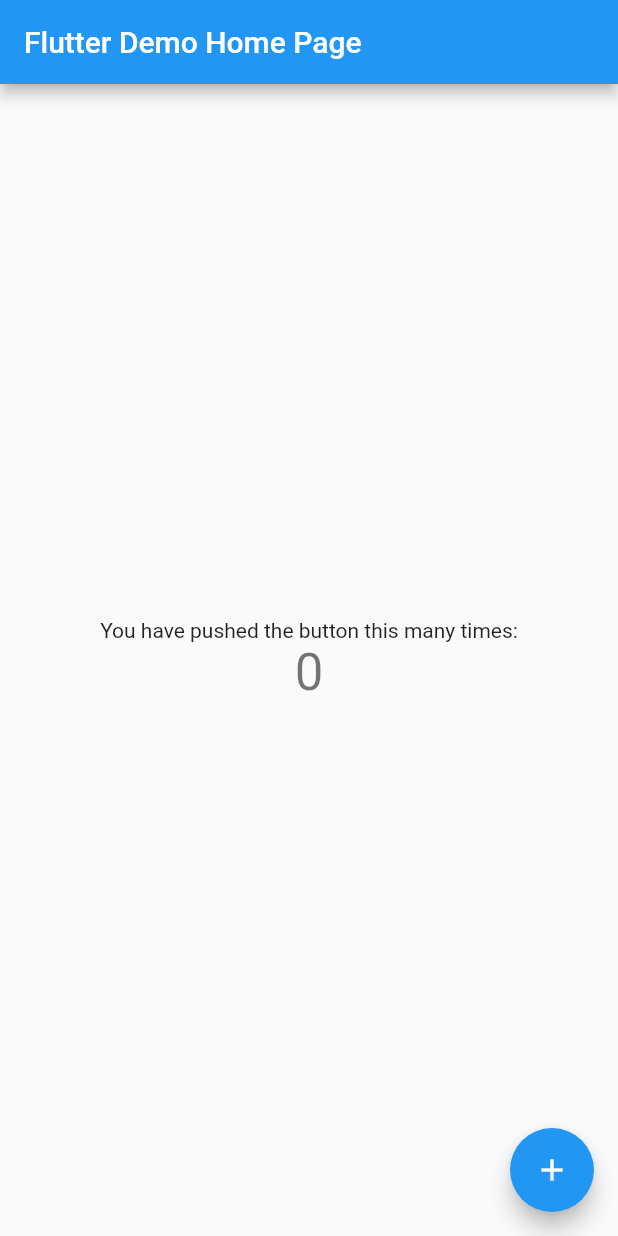
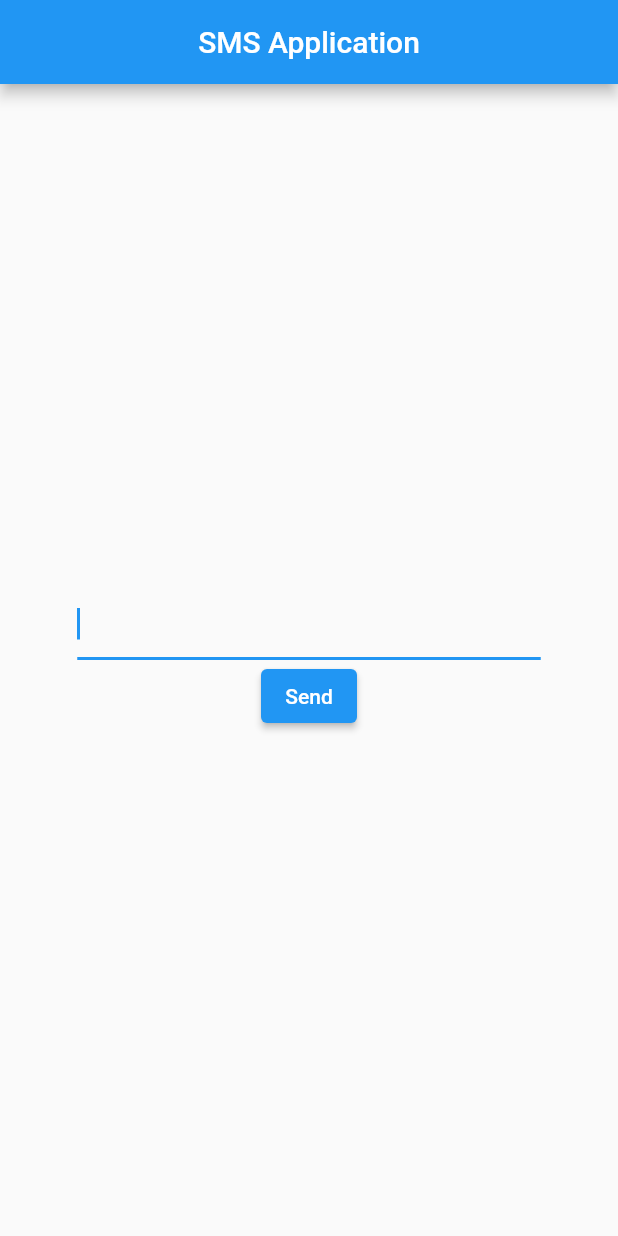
Before and after one commit to 0845054/sms_app, a Flutter app: the screen it shows after launch, on a phone screen of 412 x 824 dp. Run offline on Flutter 3.47's test engine with Material 2 defaults, Android fonts, the phone set to English and light mode, and no system bars; our stand-ins replace dio, flutter_hooks.

Commit message:
Worked on front end of app

```diff
--- /dev/null
+++ b/lib/Form.dart
@@ -0,0 +1,134 @@
+import 'package:flutter/material.dart';
+import 'package:flutter_hooks/flutter_hooks.dart';
+
+import 'Api.dart';
+
+class FormPage extends HookWidget {
+  final _formKey = GlobalKey<FormState>();
+  FormPage();
+
+  @override
+  Widget build(BuildContext context) {
+    final TextEditingController _textField = TextEditingController(text: '');
+
+    void _sendMsg() {
+      sendMsg(_textField.text);
+      print('Success! = ${_textField.text}');
+      Navigator.pop(context);
+      return;
+    }
+
+    void _onSendClick() {
+      if (_formKey.currentState!.validate()) {
+        _formKey.currentState!.save();
+        showDialog(
+          context: context,
+          builder: (builder) => Dialog(
+            shape:
+                RoundedRectangleBorder(borderRadius: BorderRadius.circular(5)),
+            backgroundColor: Colors.white,
+            child: Container(
+              height: 200,
+              child: Column(
+                mainAxisAlignment: MainAxisAlignment.center,
+                children: [
+                  Row(
+                    mainAxisAlignment: MainAxisAlignment.center,
+                    children: [
+                      Container(
+                          padding: EdgeInsets.all(10),
+                          child: Text(
+                            'Confirm Message to be sent?',
+                            style: TextStyle(
+                                color: Colors.black,
+                                fontSize: 16,
+                                fontWeight: FontWeight.w700),
+                          ))
+                    ],
+                  ),
+                  Row(
+                    mainAxisAlignment: MainAxisAlignment.center,
+                    children: [
+                      Container(
+                          padding: EdgeInsets.all(10),
+                          child: Text(
+                            '* ${_textField.text} *',
+                            style: TextStyle(
+                                color: Colors.orange,
+                                fontSize: 14,
+                                fontWeight: FontWeight.w500,
+                                fontStyle: FontStyle.italic),
+                          ))
+                    ],
+                  ),
+                  Row(
+                    mainAxisAlignment: MainAxisAlignment.center,
+                    children: [
+                      Container(
+                        child: ElevatedButton(
+                          child: Text('Send'),
+                          onPressed: _sendMsg,
+                        ),
+                      )
+                    ],
+                  )
+                ],
+              ),
+            ),
+          ),
+        );
+      }
+    }
+
+    Widget _form = Form(
+      key: _formKey,
+      child: TextFormField(
+        controller: _textField,
+        onChanged: (value) => _textField.value.copyWith(text: value),
+        autofocus: true,
+        style: TextStyle(fontStyle: FontStyle.italic, fontSize: 18),
+        validator: (value) {
+          if (value == null || value.isEmpty) {
+            return 'Please enter a message.';
+          }
+          return null;
+        },
+        onSaved: (newValue) => _textField.value.copyWith(text: newValue),
+      ),
+    );
+
+    return new Scaffold(
+      appBar: AppBar(
+        title: Text('SMS Application'),
+        centerTitle: true,
+      ),
+      body: Center(
+        child: Container(
+          width: MediaQuery.of(context).size.width * 0.75,
+          height: MediaQuery.of(context).size.height * 0.75,
+          child: Column(
+            mainAxisAlignment: MainAxisAlignment.center,
+            crossAxisAlignment: CrossAxisAlignment.center,
+            children: [
+              Row(
+                children: [
+                  Container(
+                    child: Expanded(
+                      child: _form,
+                    ),
+                  ),
+                ],
+              ),
+              Row(
+                mainAxisAlignment: MainAxisAlignment.center,
+                children: [
+                  ElevatedButton(onPressed: _onSendClick, child: Text('Send'))
+                ],
+              ),
+            ],
+          ),
+        ),
+      ),
+    );
+  }
+}
--- a/lib/main.dart
+++ b/lib/main.dart
@@ -1,4 +1,6 @@
 import 'package:flutter/material.dart';
+
+import 'Form.dart';
 
 void main() {
   runApp(MyApp());
@@ -11,103 +13,9 @@ class MyApp extends StatelessWidget {
     return MaterialApp(
       title: 'Flutter Demo',
       theme: ThemeData(
-        // This is the theme of your application.
-        //
-        // Try running your application with "flutter run". You'll see the
-        // application has a blue toolbar. Then, without quitting the app, try
-        // changing the primarySwatch below to Colors.green and then invoke
-        // "hot reload" (press "r" in the console where you ran "flutter run",
-        // or simply save your changes to "hot reload" in a Flutter IDE).
-        // Notice that the counter didn't reset back to zero; the application
-        // is not restarted.
         primarySwatch: Colors.blue,
       ),
-      home: MyHomePage(title: 'Flutter Demo Home Page'),
+      home: FormPage(),
     );
   }
 }
-
-class MyHomePage extends StatefulWidget {
-  MyHomePage({Key? key, required this.title}) : super(key: key);
-
-  // This widget is the home page of your application. It is stateful, meaning
-  // that it has a State object (defined below) that contains fields that affect
-  // how it looks.
-
-  // This class is the configuration for the state. It holds the values (in this
-  // case the title) provided by the parent (in this case the App widget) and
-  // used by the build method of the State. Fields in a Widget subclass are
-  // always marked "final".
-
-  final String title;
-
-  @override
-  _MyHomePageState createState() => _MyHomePageState();
-}
-
-class _MyHomePageState extends State<MyHomePage> {
-  int _counter = 0;
-
-  void _incrementCounter() {
-    setState(() {
-      // This call to setState tells the Flutter framework that something has
-      // changed in this State, which causes it to rerun the build method below
-      // so that the display can reflect the updated values. If we changed
-      // _counter without calling setState(), then the build method would not be
-      // called again, and so nothing would appear to happen.
-      _counter++;
-    });
-  }
-
-  @override
-  Widget build(BuildContext context) {
-    // This method is rerun every time setState is called, for instance as done
-    // by the _incrementCounter method above.
-    //
-    // The Flutter framework has been optimized to make rerunning build methods
-    // fast, so that you can just rebuild anything that needs updating rather
-    // than having to individually change instances of widgets.
-    return Scaffold(
-      appBar: AppBar(
-        // Here we take the value from the MyHomePage object that was created by
-        // the App.build method, and use it to set our appbar title.
-        title: Text(widget.title),
-      ),
-      body: Center(
-        // Center is a layout widget. It takes a single child and positions it
-        // in the middle of the parent.
-        child: Column(
-          // Column is also a layout widget. It takes a list of children and
-          // arranges them vertically. By default, it sizes itself to fit its
-          // children horizontally, and tries to be as tall as its parent.
-          //
-          // Invoke "debug painting" (press "p" in the console, choose the
-          // "Toggle Debug Paint" action from the Flutter Inspector in Android
-          // Studio, or the "Toggle Debug Paint" command in Visual Studio Code)
-          // to see the wireframe for each widget.
-          //
-          // Column has various properties to control how it sizes itself and
-          // how it positions its children. Here we use mainAxisAlignment to
-          // center the children vertically; the main axis here is the vertical
-          // axis because Columns are vertical (the cross axis would be
-          // horizontal).
-          mainAxisAlignment: MainAxisAlignment.center,
-          children: <Widget>[
-            Text(
-              'You have pushed the button this many times:',
-            ),
-            Text(
-              '$_counter',
-              style: Theme.of(context).textTheme.headline4,
-            ),
-          ],
-        ),
-      ),
-      floatingActionButton: FloatingActionButton(
-        onPressed: _incrementCounter,
-        tooltip: 'Increment',
-        child: Icon(Icons.add),
-      ), // This trailing comma makes auto-formatting nicer for build methods.
-    );
-  }
-}
--- a/pubspec.yaml
+++ b/pubspec.yaml
@@ -23,6 +23,9 @@ environment:
 dependencies:
   flutter:
     sdk: flutter
+  flutter_hooks: ^0.16.0
+  hooks_riverpod: ^0.13.1
+  dio: ^4.0.6
 
 
   # The following adds the Cupertino Icons font to your application.
```
Also changed, not shown: lib/Api.dart (added, +15 -0 lines), lib/ApiConstants.dart (added, +8 -0 lines), pubspec.lock.
